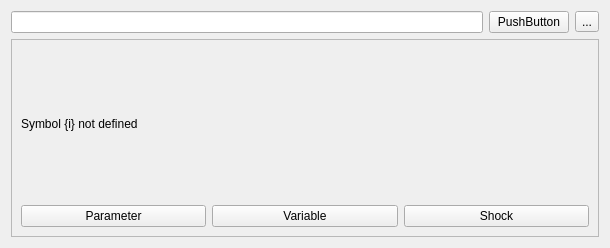
Before: the Qt Designer form dolo/src/bin/equation_widget.ui in BasileGrassi/dynare-python, drawn with Qt 5.
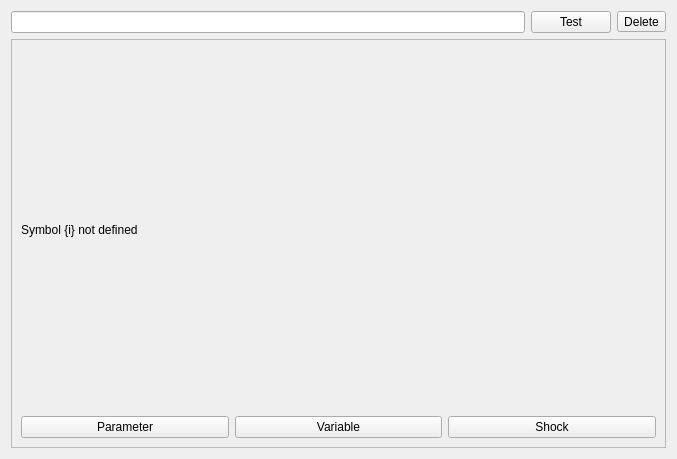
After: the same form once the commit is applied.

Patch:
```diff
--- a/dolo/src/bin/equation_widget.ui
+++ b/dolo/src/bin/equation_widget.ui
@@ -6,8 +6,8 @@
    <rect>
     <x>0</x>
     <y>0</y>
-    <width>610</width>
-    <height>248</height>
+    <width>677</width>
+    <height>459</height>
    </rect>
   </property>
   <property name="windowTitle">
@@ -22,7 +22,7 @@
      <item>
       <widget class="QPushButton" name="pushButton">
        <property name="text">
-        <string>PushButton</string>
+        <string>Test</string>
        </property>
       </widget>
      </item>
@@ -32,7 +32,7 @@
         <enum>Qt::NoFocus</enum>
        </property>
        <property name="text">
-        <string>...</string>
+        <string>Delete</string>
        </property>
       </widget>
      </item>
```
Left out of the diff: 2 changed lines with no effect on the pictures.
